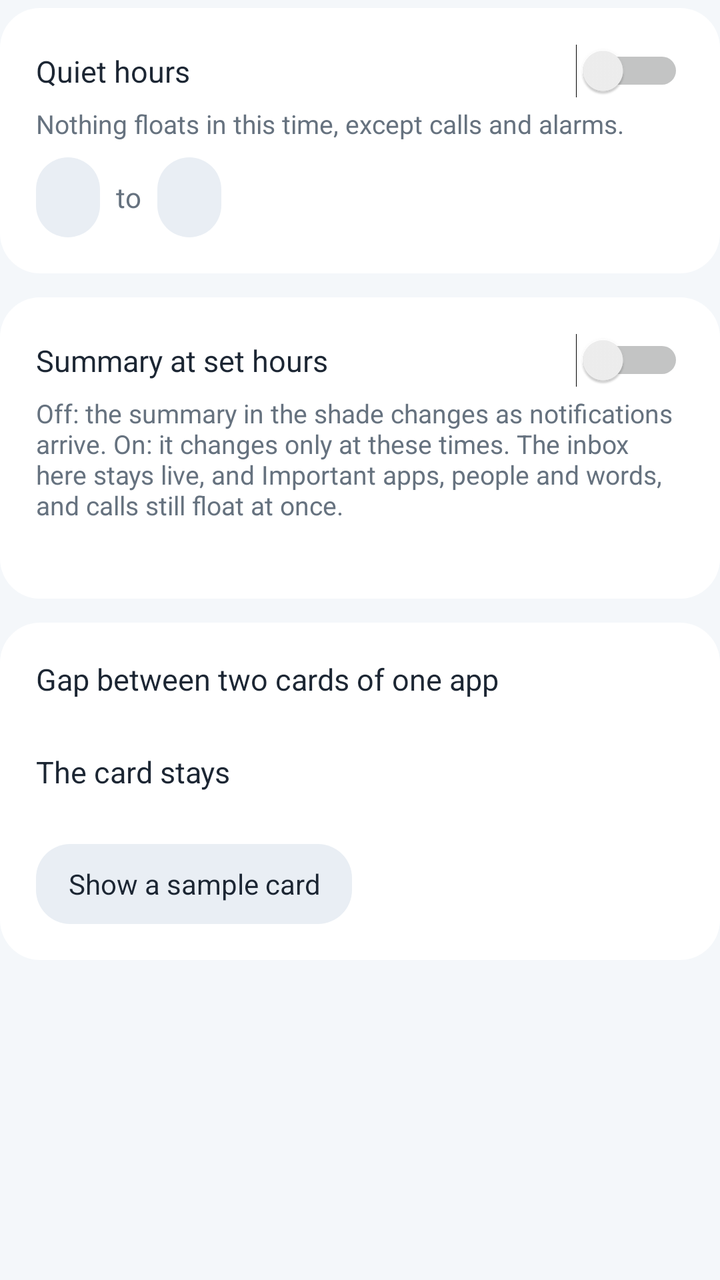
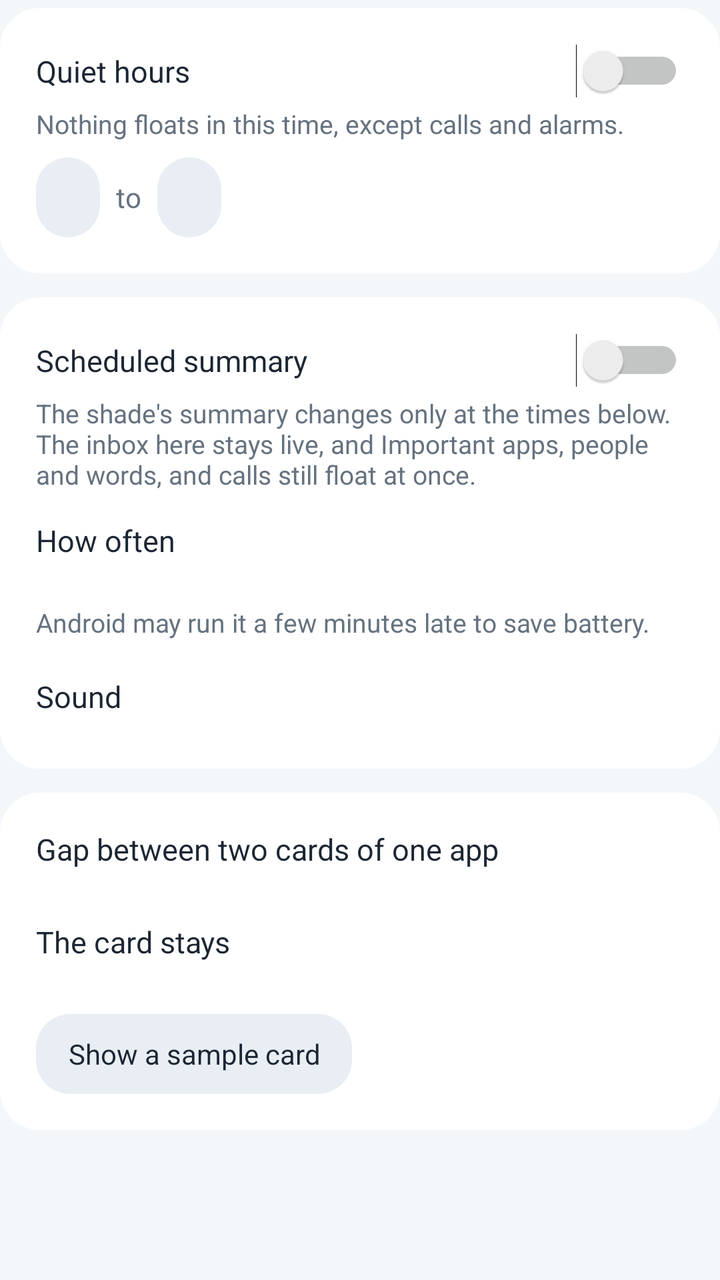

The first picture is an Android layout as it rendered before a commit; the second is the same layout after the commit. The layout source and the unified diff follow.
<!-- AndroidManifest.xml: application theme Theme.Hush -->
<!-- res/layout/set_calm.xml -->
<?xml version="1.0" encoding="utf-8"?>
<LinearLayout xmlns:android="http://schemas.android.com/apk/res/android"
    android:layout_width="match_parent"
    android:layout_height="wrap_content"
    android:orientation="vertical">

    <LinearLayout style="@style/Box" android:layout_marginTop="4dp">

        <LinearLayout
            android:layout_width="match_parent"
            android:layout_height="wrap_content"
            android:gravity="center_vertical"
            android:orientation="horizontal">

            <TextView
                android:layout_width="0dp"
                android:layout_height="wrap_content"
                android:layout_weight="1"
                android:text="@string/quiet"
                android:textColor="@color/ink"
                android:textSize="15sp" />

            <Switch
                android:id="@+id/quiet_on"
                android:layout_width="wrap_content"
                android:layout_height="wrap_content" />
        </LinearLayout>

        <TextView
            style="@style/Hint"
            android:text="@string/quiet_hint" />

        <LinearLayout
            android:layout_width="match_parent"
            android:layout_height="wrap_content"
            android:layout_marginTop="8dp"
            android:orientation="horizontal">

            <TextView
                android:id="@+id/quiet_from"
                style="@style/TextButton" />

            <TextView
                android:layout_width="wrap_content"
                android:layout_height="wrap_content"
                android:layout_gravity="center_vertical"
                android:layout_marginStart="8dp"
                android:layout_marginEnd="8dp"
                android:text="@string/until"
                android:textColor="@color/ink_soft" />

            <TextView
                android:id="@+id/quiet_to"
                style="@style/TextButton" />
        </LinearLayout>
    </LinearLayout>

    <LinearLayout style="@style/Box">

        <LinearLayout
            android:layout_width="match_parent"
            android:layout_height="wrap_content"
            android:gravity="center_vertical"
            android:orientation="horizontal">

            <TextView
                android:layout_width="0dp"
                android:layout_height="wrap_content"
                android:layout_weight="1"
                android:text="@string/digest"
                android:textColor="@color/ink"
                android:textSize="15sp" />

            <Switch
                android:id="@+id/digest_on"
                android:layout_width="wrap_content"
                android:layout_height="wrap_content" />
        </LinearLayout>

        <TextView
            style="@style/Hint"
            android:text="@string/digest_hint" />

        <LinearLayout
            android:id="@+id/digest_more"
            android:layout_width="match_parent"
            android:layout_height="wrap_content"
            android:orientation="vertical">

            <LinearLayout
                android:id="@+id/digest_times"
                android:layout_width="match_parent"
                android:layout_height="wrap_content"
                android:layout_marginTop="10dp"
                android:orientation="horizontal" />

            <LinearLayout
                android:id="@+id/digest_sounds"
                android:layout_width="match_parent"
                android:layout_height="wrap_content"
                android:layout_marginTop="10dp"
                android:orientation="horizontal" />
        </LinearLayout>
    </LinearLayout>

    <LinearLayout style="@style/Box">

        <TextView
            android:layout_width="wrap_content"
            android:layout_height="wrap_content"
            android:text="@string/gap"
            android:textColor="@color/ink"
            android:textSize="15sp" />

        <LinearLayout
            android:id="@+id/gaps"
            android:layout_width="match_parent"
            android:layout_height="wrap_content"
            android:layout_marginTop="8dp"
            android:orientation="horizontal" />

        <TextView
            android:layout_width="wrap_content"
            android:layout_height="wrap_content"
            android:layout_marginTop="18dp"
            android:text="@string/stay"
            android:textColor="@color/ink"
            android:textSize="15sp" />

        <LinearLayout
            android:id="@+id/stays"
            android:layout_width="match_parent"
            android:layout_height="wrap_content"
            android:layout_marginTop="8dp"
            android:orientation="horizontal" />

        <TextView
            android:id="@+id/test"
            style="@style/TextButton"
            android:layout_marginTop="18dp"
            android:text="@string/test" />
    </LinearLayout>
</LinearLayout>
<!-- resources referenced by this layout -->
<resources>
  <color name="ink">#FF1C2633</color>
  <color name="ink_soft">#FF66727F</color>
  <string name="digest">Summary at set hours</string>
  <string name="digest_hint">Off: the summary in the shade changes as notifications arrive. On: it changes only at these times. The inbox here stays live, and Important apps, people and words, and calls still float at once.</string>
  <string name="gap">Gap between two cards of one app</string>
  <string name="quiet">Quiet hours</string>
  <string name="quiet_hint">Nothing floats in this time, except calls and alarms.</string>
  <string name="stay">The card stays</string>
  <string name="test">Show a sample card</string>
  <string name="until">to</string>
  <style name="Box">
          <item name="android:layout_width">match_parent</item>
          <item name="android:layout_height">wrap_content</item>
          <item name="android:layout_marginTop">12dp</item>
          <item name="android:background">@drawable/box</item>
          <item name="android:orientation">vertical</item>
          <item name="android:padding">18dp</item>
      </style>
  <style name="Hint">
          <item name="android:layout_width">match_parent</item>
          <item name="android:layout_height">wrap_content</item>
          <item name="android:layout_marginTop">4dp</item>
          <item name="android:textColor">@color/ink_soft</item>
          <item name="android:textSize">13sp</item>
      </style>
  <style name="TextButton">
          <item name="android:layout_width">wrap_content</item>
          <item name="android:layout_height">40dp</item>
          <item name="android:background">@drawable/chip</item>
          <item name="android:gravity">center</item>
          <item name="android:paddingStart">16dp</item>
          <item name="android:paddingEnd">16dp</item>
          <item name="android:textColor">@color/ink</item>
          <item name="android:textSize">14sp</item>
          <item name="android:clickable">true</item>
          <item name="android:focusable">true</item>
      </style>
  <style name="Theme.Hush" parent="@android:style/Theme.DeviceDefault.Light.NoActionBar">
          <item name="android:windowBackground">@color/bg</item>
          <item name="android:statusBarColor">@color/bg</item>
          <item name="android:navigationBarColor">@color/bg</item>
          <item name="android:windowLightStatusBar">true</item>
          <item name="android:windowLightNavigationBar" tools:targetApi="27">true</item>
          <item name="android:textColorPrimary">@color/ink</item>
          <item name="android:textColorSecondary">@color/ink_soft</item>
          <item name="android:colorAccent">@color/accent</item>
          <item name="android:colorControlActivated">@color/accent</item>
          <item name="android:textColorHighlight">@color/accent_soft</item>
      </style>
  <!-- drawable box (drawable) -->
  <shape xmlns:android="http://schemas.android.com/apk/res/android" android:shape="rectangle">
      <solid android:color="@color/surface" />
      <corners android:radius="20dp" />
  </shape>
  <!-- drawable chip (drawable) -->
  <selector xmlns:android="http://schemas.android.com/apk/res/android">
      <item android:state_selected="true">
          <shape android:shape="rectangle">
              <solid android:color="@color/accent" />
              <corners android:radius="17dp" />
          </shape>
      </item>
      <item>
          <shape android:shape="rectangle">
              <solid android:color="@color/surface2" />
              <corners android:radius="17dp" />
          </shape>
      </item>
  </selector>
  <color name="bg">#FFF4F7FA</color>
  <color name="accent">#FF3F78B5</color>
  <color name="accent_soft">#FFE1ECF7</color>
  <color name="surface">#FFFFFFFF</color>
  <color name="surface2">#FFE9EEF4</color>
</resources>

<!-- the commit's change to res/layout/set_calm.xml (unified diff, before → after) -->
@@ -87,6 +87,21 @@
             android:layout_height="wrap_content"
             android:orientation="vertical">
 
+            <TextView
+                android:layout_width="wrap_content"
+                android:layout_height="wrap_content"
+                android:layout_marginTop="14dp"
+                android:text="@string/digest_how"
+                android:textColor="@color/ink"
+                android:textSize="15sp" />
+
+            <LinearLayout
+                android:id="@+id/digest_modes"
+                android:layout_width="match_parent"
+                android:layout_height="wrap_content"
+                android:layout_marginTop="8dp"
+                android:orientation="horizontal" />
+
             <LinearLayout
                 android:id="@+id/digest_times"
                 android:layout_width="match_parent"
@@ -94,11 +109,24 @@
                 android:layout_marginTop="10dp"
                 android:orientation="horizontal" />
 
+            <TextView
+                android:id="@+id/digest_late"
+                style="@style/Hint"
+                android:text="@string/digest_late" />
+
+            <TextView
+                android:layout_width="wrap_content"
+                android:layout_height="wrap_content"
+                android:layout_marginTop="18dp"
+                android:text="@string/digest_sound"
+                android:textColor="@color/ink"
+                android:textSize="15sp" />
+
             <LinearLayout
                 android:id="@+id/digest_sounds"
                 android:layout_width="match_parent"
                 android:layout_height="wrap_content"
-                android:layout_marginTop="10dp"
+                android:layout_marginTop="8dp"
                 android:orientation="horizontal" />
         </LinearLayout>
     </LinearLayout>
<!-- resource entries referenced after the edit -->
@@ -2,8 +2,11 @@
 <resources>
   <color name="ink">#FF1C2633</color>
   <color name="ink_soft">#FF66727F</color>
-  <string name="digest">Summary at set hours</string>
-  <string name="digest_hint">Off: the summary in the shade changes as notifications arrive. On: it changes only at these times. The inbox here stays live, and Important apps, people and words, and calls still float at once.</string>
+  <string name="digest">Scheduled summary</string>
+  <string name="digest_hint">The shade\'s summary changes only at the times below. The inbox here stays live, and Important apps, people and words, and calls still float at once.</string>
+  <string name="digest_how">How often</string>
+  <string name="digest_late">Android may run it a few minutes late to save battery.</string>
+  <string name="digest_sound">Sound</string>
   <string name="gap">Gap between two cards of one app</string>
   <string name="quiet">Quiet hours</string>
   <string name="quiet_hint">Nothing floats in this time, except calls and alarms.</string>
